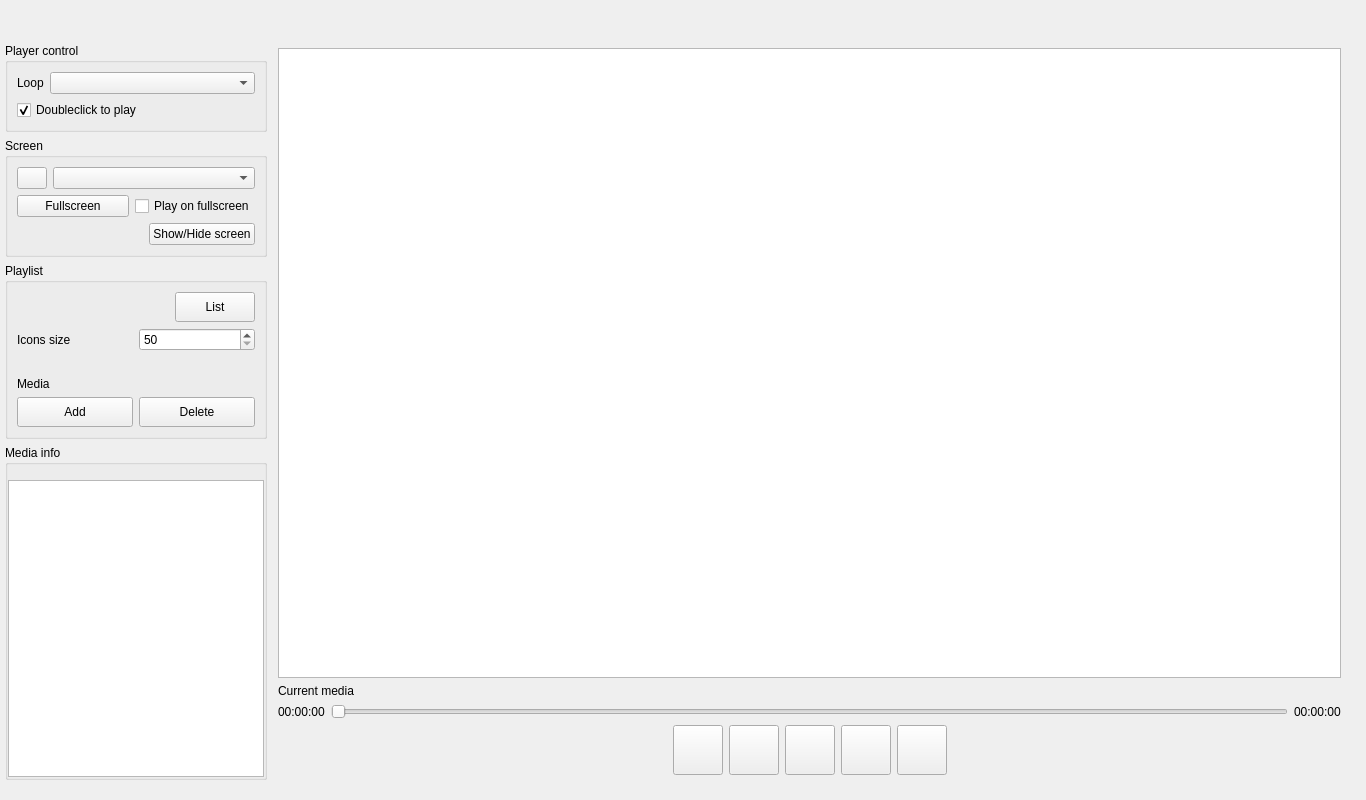
The window that UI/MainWindow.ui (ramaxa9/emedia) describes before a commit, drawn with Qt 5.
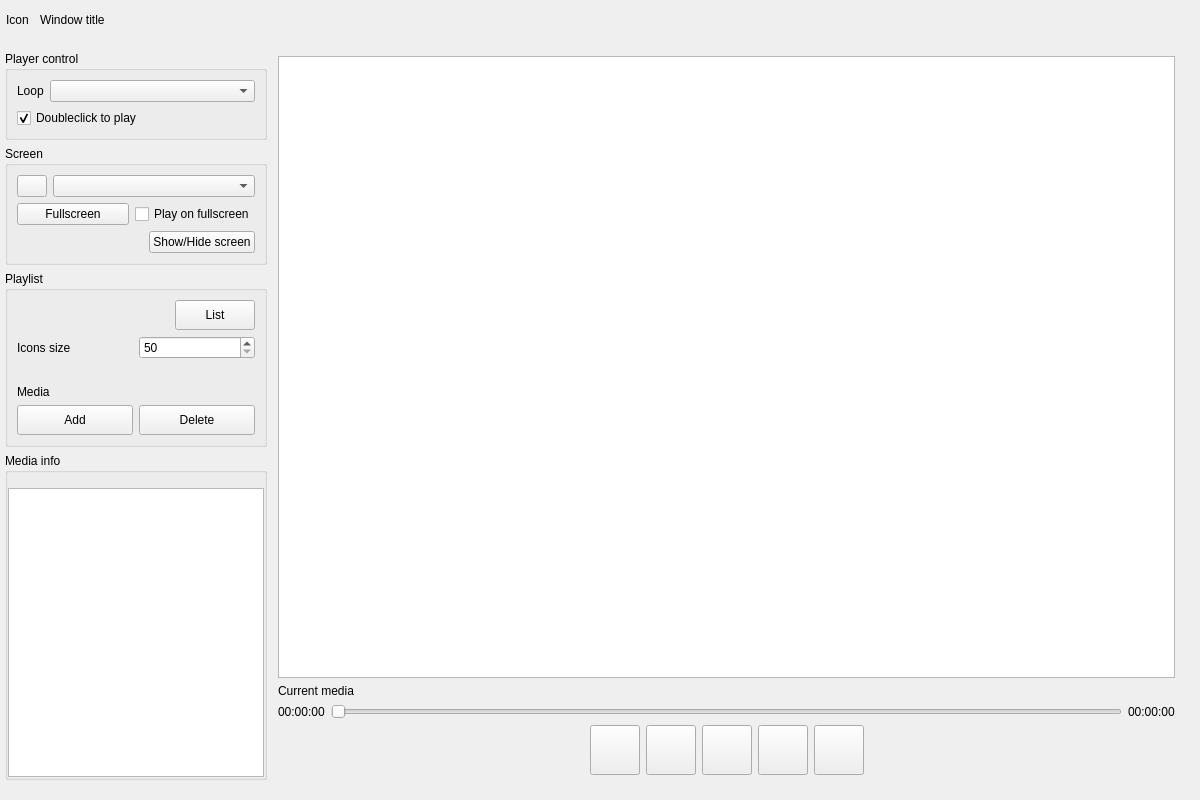
The same window after the commit. Icons and pictures are not drawn. Custom widgets are drawn as their Qt base class.

Commit message: PySide6-Frameless-Window coused freezes on media change. Removed

The edit to the form file:
```diff
--- a/UI/MainWindow.ui
+++ b/UI/MainWindow.ui
@@ -6,7 +6,7 @@
    <rect>
     <x>0</x>
     <y>0</y>
-    <width>1366</width>
+    <width>1200</width>
     <height>800</height>
    </rect>
   </property>
@@ -41,15 +41,111 @@
      <property name="minimumSize">
       <size>
        <width>0</width>
-       <height>32</height>
+       <height>40</height>
       </size>
      </property>
      <property name="maximumSize">
       <size>
        <width>16777215</width>
-       <height>32</height>
+       <height>40</height>
       </size>
      </property>
+     <layout class="QHBoxLayout" name="horizontalLayout_6" stretch="0,1,0,0">
+      <property name="leftMargin">
+       <number>6</number>
+      </property>
+      <property name="topMargin">
+       <number>0</number>
+      </property>
+      <property name="rightMargin">
+       <number>6</number>
+      </property>
+      <property name="bottomMargin">
+       <number>0</number>
+      </property>
+      <item>
+       <widget class="QLabel" name="WindowIcon">
+        <property name="minimumSize">
+         <size>
+          <width>28</width>
+          <height>28</height>
+         </size>
+        </property>
+        <property name="maximumSize">
+         <size>
+          <width>28</width>
+          <height>28</height>
+         </size>
+        </property>
+        <property name="text">
+         <string>Icon</string>
+        </property>
+       </widget>
+      </item>
+      <item>
+       <widget class="QLabel" name="WindowTitle">
+        <property name="minimumSize">
+         <size>
+          <width>0</width>
+          <height>40</height>
+         </size>
+        </property>
+        <property name="maximumSize">
+         <size>
+          <width>16777215</width>
+          <height>40</height>
+         </size>
+        </property>
+        <property name="text">
+         <string>Window title</string>
+        </property>
+       </widget>
+      </item>
+      <item>
+       <widget class="QPushButton" name="btn_maximize">
+        <property name="minimumSize">
+         <size>
+          <width>40</width>
+          <height>40</height>
+         </size>
+        </property>
+        <property name="maximumSize">
+         <size>
+          <width>40</width>
+          <height>40</height>
+         </size>
+        </property>
+        <property name="text">
+         <string/>
+        </property>
+        <property name="flat">
+         <bool>true</bool>
+        </property>
+       </widget>
+      </item>
+      <item>
+       <widget class="QPushButton" name="btn_close">
+        <property name="minimumSize">
+         <size>
+          <width>40</width>
+          <height>40</height>
+         </size>
+        </property>
+        <property name="maximumSize">
+         <size>
+          <width>40</width>
+          <height>40</height>
+         </size>
+        </property>
+        <property name="text">
+         <string/>
+        </property>
+        <property name="flat">
+         <bool>true</bool>
+        </property>
+       </widget>
+      </item>
+     </layout>
     </widget>
    </item>
    <item>
```
The commit also changes 4 other files.
